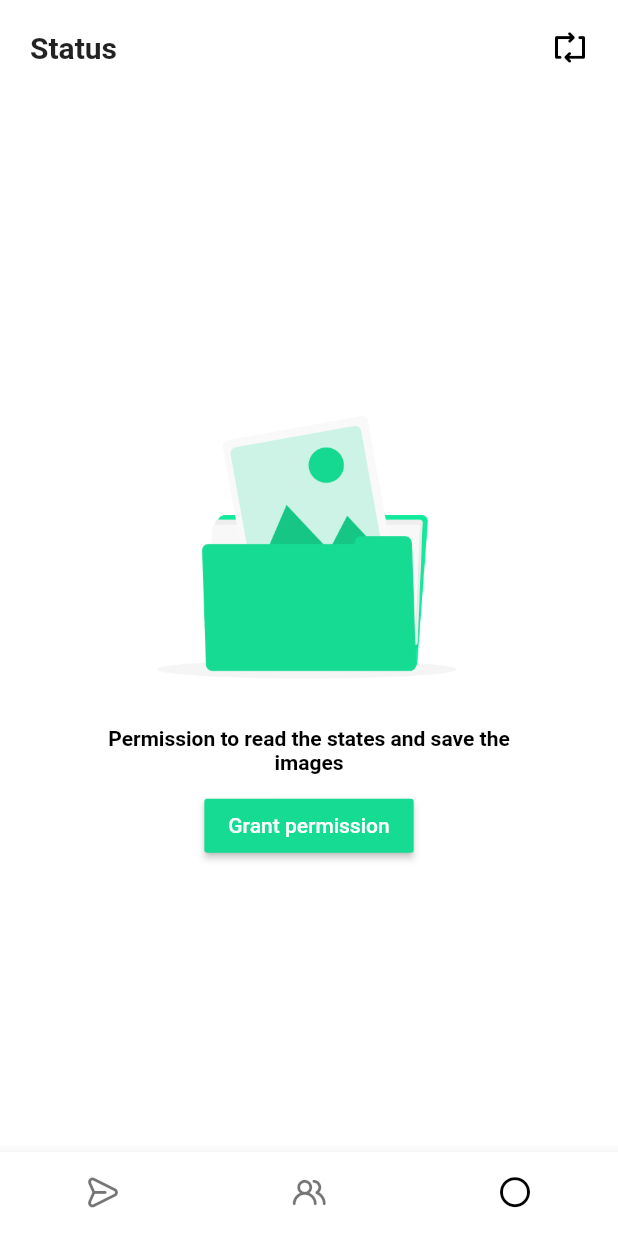
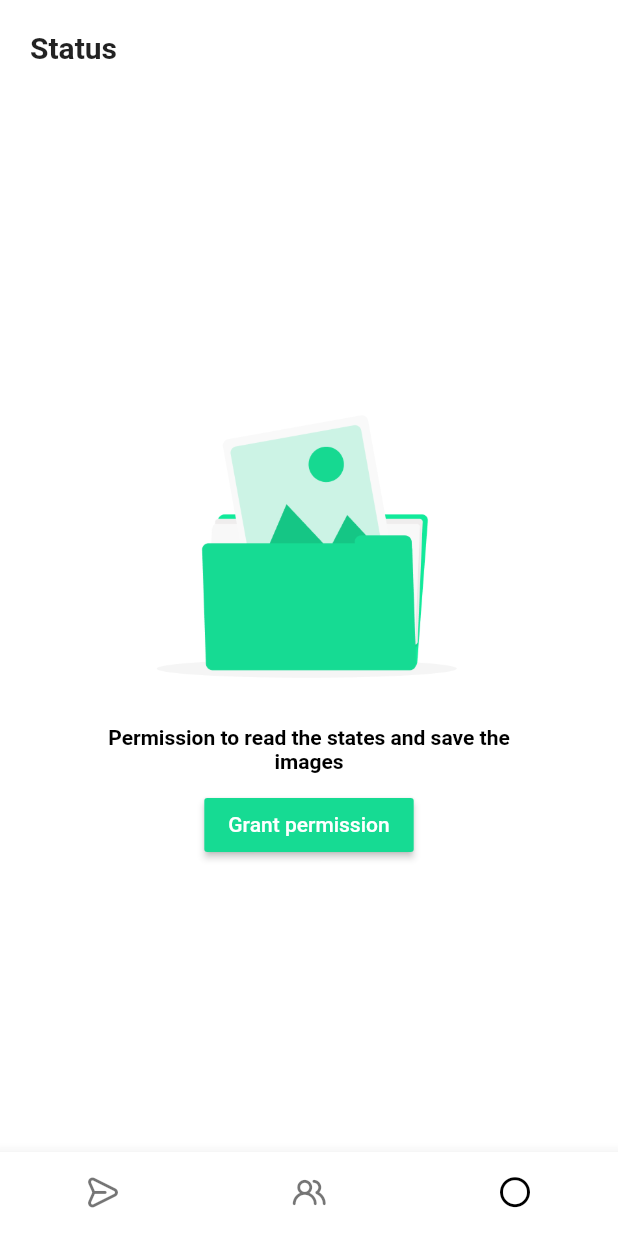
Before and after one commit to edwinmacalopu/WhatsappSend, a Flutter app: the screen it shows after launch, item 3 of the bottom bar chosen, on a phone screen of 412 x 824 dp. Run offline on Flutter 3.47's test engine with Material 2 defaults, Android fonts, the phone set to English and light mode, and no system bars; our stand-ins replace country_code_picker, hive, image_gallery_saver, permission_handler; accounts and stored records are empty; statements that could not run were skipped.

Commit message:
:rocket::rocket: refactored code

```diff
--- a/lib/ui/status.dart
+++ b/lib/ui/status.dart
@@ -29,17 +29,25 @@ class Status extends StatelessWidget {
                               fontSize: 20, fontWeight: FontWeight.bold),
                         ),
                       ),
-                      InkWell(
+                      Consumer<ProviderStatus>(
+                        builder: (context, statrage, widget) {
+                          return statrage.statuspermstorage == true
+                              ? InkWell(
                                   splashColor: Colors.greenAccent,
-                        borderRadius: BorderRadius.all(Radius.circular(20)),
+                                  borderRadius:
+                                      BorderRadius.all(Radius.circular(20)),
                                   child: Icon(
                                     Iconswhapp.repeat,
                                     color: Colors.black,
                                     semanticLabel: "Actualizar",
                                   ),
                                   onTap: () {
-                          Provider.of<ProviderStatus>(context, listen: false)
+                                    Provider.of<ProviderStatus>(context,
+                                            listen: false)
                                         .getlocalfile();
+                                  },
+                                )
+                              : Container();
                         },
                       )
                     ],
@@ -76,7 +84,7 @@ class Status extends StatelessWidget {
                                     ),
                                     SizedBox(height: 10),
                                     RaisedButton(
-                                        onPressed: ()async{
+                                        onPressed: () async {
                                           Provider.of<ProviderStatus>(context,
                                                   listen: false)
                                               .grandPermissionStorage();
--- a/pubspec.yaml
+++ b/pubspec.yaml
@@ -11,7 +11,7 @@ description: A new Flutter project.
 # In iOS, build-name is used as CFBundleShortVersionString while build-number used as CFBundleVersion.
 # Read more about iOS versioning at
 # https://developer.apple.com/library/archive/documentation/General/Reference/InfoPlistKeyReference/Articles/CoreFoundationKeys.html
-version: 1.6.0+6
+version: 1.6.1+7
 
 environment:
   sdk: ">=2.2.2 <3.0.0"
@@ -77,6 +77,6 @@ flutter:
   # For details regarding fonts from package dependencies,
   # see https://flutter.dev/custom-fonts/#from-packages
 flutter_intl:
-  enabled: true
+  enabled: false
   main_locale: en
   class_name: S
```
Also changed, not shown: 2 other files. Lines whose indentation alone changed are shown as unchanged.
